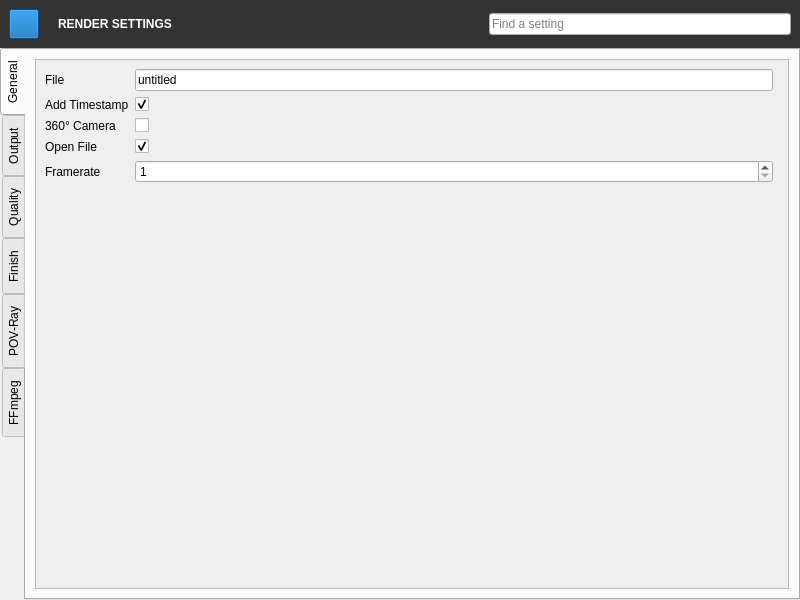
Before: the Qt Designer form QChromosome/rendersettings.ui in Michalaq/ChromosomeVisualizer, drawn with Qt 5.
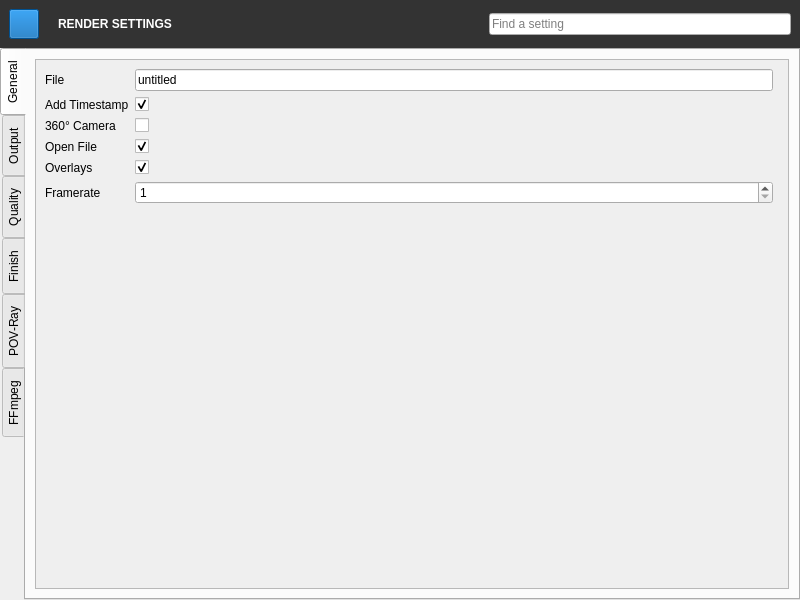
After: the same form once the commit is applied. Icons and pictures are not drawn. Custom widgets are drawn as their Qt base class.

Commit message: Added possibility to disable overlays

```diff
--- a/QChromosome/rendersettings.ui
+++ b/QChromosome/rendersettings.ui
@@ -408,7 +408,7 @@
            </rect>
           </property>
           <layout class="QGridLayout" name="gridLayout_4">
-           <item row="6" column="0" colspan="3">
+           <item row="7" column="0" colspan="3">
             <spacer name="verticalSpacer_2">
              <property name="orientation">
               <enum>Qt::Vertical</enum>
@@ -483,14 +483,14 @@
              </property>
             </widget>
            </item>
-           <item row="5" column="0">
+           <item row="6" column="0">
             <widget class="QLabel" name="label_26">
              <property name="text">
               <string>Framerate</string>
              </property>
             </widget>
            </item>
-           <item row="5" column="1">
+           <item row="6" column="1">
             <widget class="QSpinBox" name="spinBox">
              <property name="minimum">
               <number>1</number>
@@ -500,6 +500,20 @@
              </property>
             </widget>
            </item>
+           <item row="5" column="0">
+            <widget class="QLabel" name="label_27">
+             <property name="text">
+              <string>Overlays</string>
+             </property>
+            </widget>
+           </item>
+           <item row="5" column="1">
+            <widget class="QCheckBox" name="checkBox_2">
+             <property name="checked">
+              <bool>true</bool>
+             </property>
+            </widget>
+           </item>
           </layout>
          </widget>
         </widget>
```
The commit also changes 3 other files.
